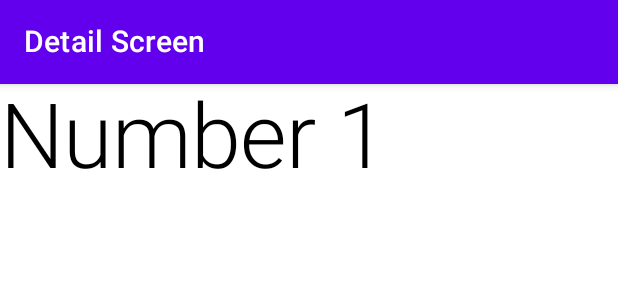
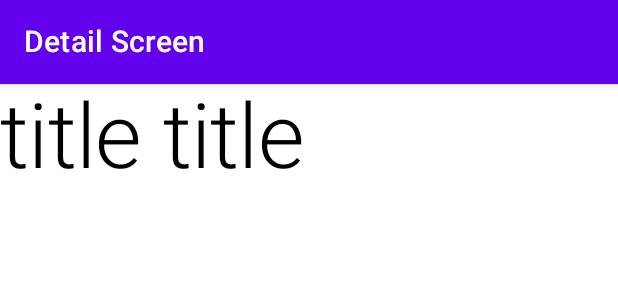
Before and after one commit to lyh990517/compose_movieApp, an Android app built with Jetpack Compose: the @Preview function DetailPreview, on a phone screen of 412 x 824 dp. Shown: the top 300 px of the screen. Run offline under Robolectric (Android 15) with nearby library versions, the phone set to English and light mode, and no system bars.

Commit message:
네비게이션 연동 성공

```diff
--- a/app/src/main/java/com/example/compose_movieapp/compose/DetailScreen.kt
+++ b/app/src/main/java/com/example/compose_movieapp/compose/DetailScreen.kt
@@ -17,11 +17,11 @@ import androidx.navigation.compose.rememberNavController
 
 @SuppressLint("UnusedMaterialScaffoldPaddingParameter")
 @Composable
-fun DetailScreen(navController: NavController, number: Int) {
+fun DetailScreen(navController: NavController, name: String) {
     Scaffold(topBar = { TopAppBar(title = { Text(text = "Detail Screen") }) })
     {
         Text(
-            text = "Number $number",
+            text = "title $name",
             style = MaterialTheme.typography.h2,
             modifier = Modifier.fillMaxSize(),
             color = Color.Black,
@@ -35,5 +35,5 @@ fun DetailScreen(navController: NavController, number: Int) {
 @Preview
 @Composable
 fun DetailPreview() {
-    DetailScreen(navController = rememberNavController(), 1)
+    DetailScreen(navController = rememberNavController(), "title")
 }
--- a/app/src/main/java/com/example/compose_movieapp/compose/MovieApp.kt
+++ b/app/src/main/java/com/example/compose_movieapp/compose/MovieApp.kt
@@ -19,12 +19,12 @@ fun MovieApp(viewModel: MainViewModel = viewModel()) {
             HomeScreen(navController,viewModel)
         }
         composable(
-            "detail/{number}",
-            arguments = listOf(navArgument("number") { type = NavType.IntType })
+            "detail/{name}",
+            arguments = listOf(navArgument("name") { type = NavType.StringType })
         ) {
             DetailScreen(
                 navController = navController,
-                number = it.arguments?.getInt("number") ?: 0
+                name = it.arguments?.getString("name") ?: "noThing"
             )
         }
     }
```
Also changed, not shown: app/src/main/java/com/example/compose_movieapp/compose/HomeScreen.kt (+6 -3 lines).
